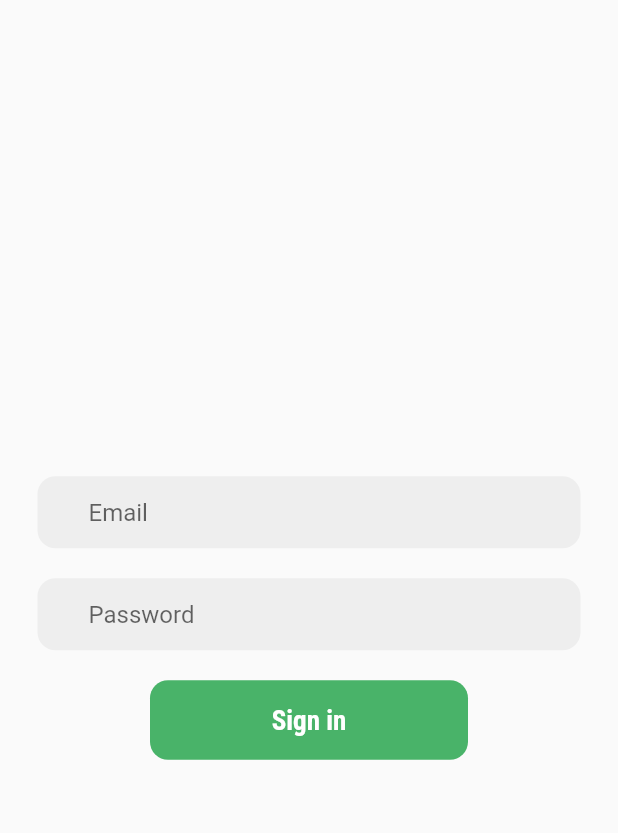
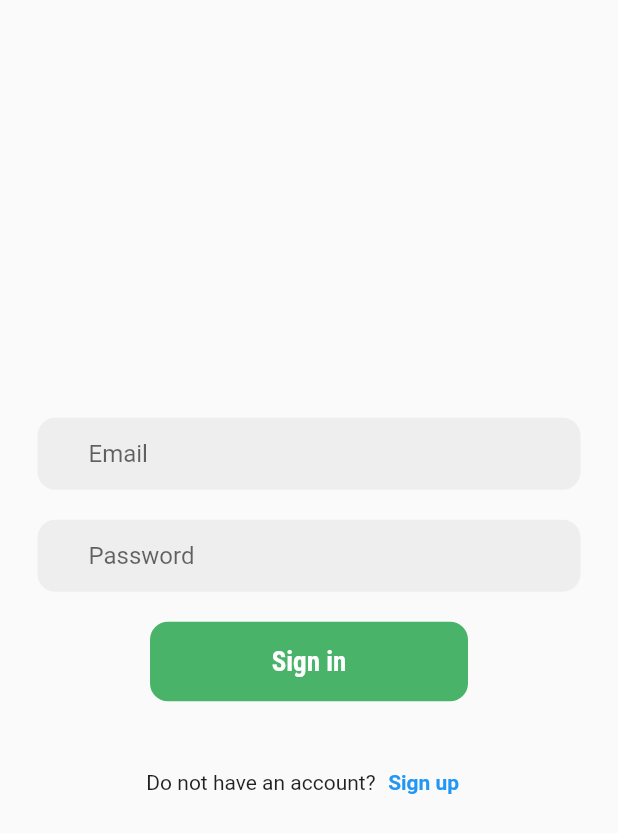
Before and after one commit to Scorpion645/ecommerceapp, a Flutter app: the screen it shows after launch, on a phone screen of 412 x 824 dp. Shown: the top 833 px of the screen. Run offline on Flutter 3.47's test engine with Material 2 defaults, Android fonts, the phone set to English and light mode, and no system bars; our stand-ins replace google_fonts.

Commit message:
Singin screen finished

```diff
--- a/lib/screens/login_screen.dart
+++ b/lib/screens/login_screen.dart
@@ -10,7 +10,8 @@ class LoginScreen extends StatelessWidget {
 
   @override
   Widget build(BuildContext context) {
-    return Scaffold(
+    return SafeArea(
+      child: Scaffold(
         body: Column(
           mainAxisAlignment: MainAxisAlignment.center,
           children: [
@@ -78,8 +79,22 @@ class LoginScreen extends StatelessWidget {
                                   color: Colors.white,
                                   fontWeight: FontWeight.bold,
                                   fontSize: 18))))),
+            ),
+
+            SizedBox(height: 30),
+
+            // Signup text
+            Container(
+                child: Row(
+                mainAxisAlignment: MainAxisAlignment.center,
+                children: [
+                  Text('Do not have an account?'),
+                  TextButton(onPressed: () {}, child: Text('Sign up',style: TextStyle(fontWeight: FontWeight.bold),))
+                ],
+              ),
             )
           ],
+        ),
       ),
     );
   }
```
Also changed, not shown: lib/screens/register_screen.dart (added, +10 -0 lines). Lines whose indentation alone changed are shown as unchanged.
